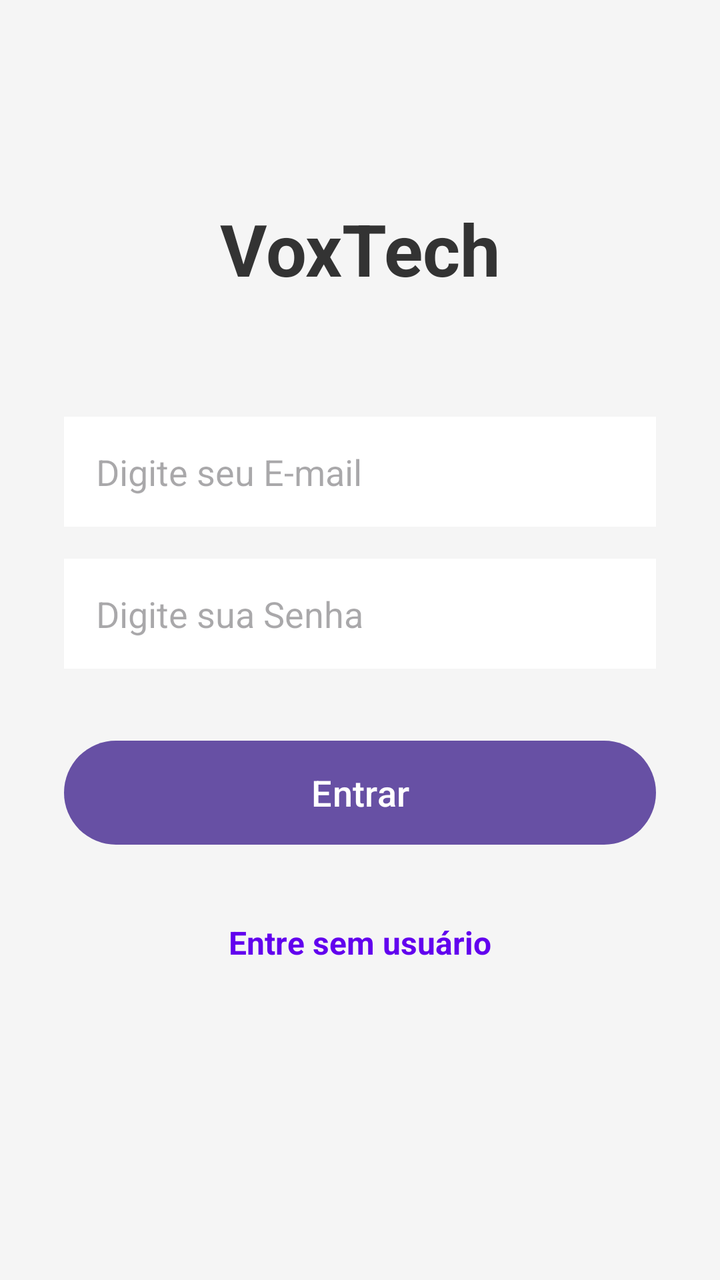
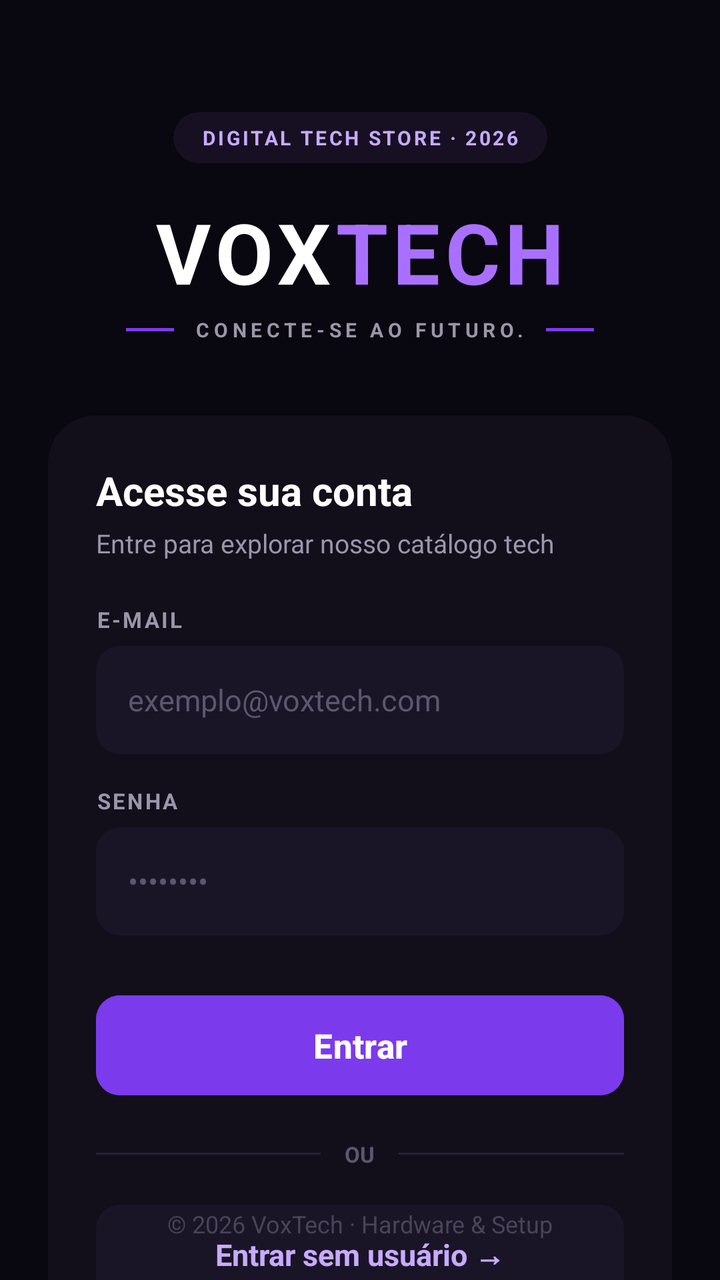

An Android layout rendered at two revisions. The XML below is the earlier revision; the diff shows what the commit changed to produce the second picture.
<!-- AndroidManifest.xml: application theme Theme.Voxtech -->
<!-- res/layout/activity_main.xml -->
<?xml version="1.0" encoding="utf-8"?>
<androidx.constraintlayout.widget.ConstraintLayout xmlns:android="http://schemas.android.com/apk/res/android"
    xmlns:app="http://schemas.android.com/apk/res-auto"
    xmlns:tools="http://schemas.android.com/tools"
    android:id="@+id/main"
    android:layout_width="match_parent"
    android:layout_height="match_parent"
    android:background="#F5F5F5"
    tools:context=".MainActivity">

    
    <TextView
        android:id="@+id/textView"
        android:layout_width="wrap_content"
        android:layout_height="wrap_content"
        android:layout_marginTop="100dp"
        android:text="VoxTech"
        android:textColor="#333333"
        android:textSize="36sp"
        android:textStyle="bold"
        app:layout_constraintEnd_toEndOf="parent"
        app:layout_constraintStart_toStartOf="parent"
        app:layout_constraintTop_toTopOf="parent" />

    
    <EditText
        android:id="@+id/editTextTextEmailAddress"
        android:layout_width="0dp"
        android:layout_height="55dp"
        android:layout_marginStart="32dp"
        android:layout_marginTop="60dp"
        android:layout_marginEnd="32dp"
        android:background="#FFFFFF"
        android:ems="10"
        android:hint="Digite seu E-mail"
        android:inputType="textEmailAddress"
        android:paddingStart="16dp"
        android:paddingEnd="16dp"
        app:layout_constraintEnd_toEndOf="parent"
        app:layout_constraintStart_toStartOf="parent"
        app:layout_constraintTop_toBottomOf="@+id/textView" />

    
    <EditText
        android:id="@+id/editTextTextPassword"
        android:layout_width="0dp"
        android:layout_height="55dp"
        android:layout_marginStart="32dp"
        android:layout_marginTop="16dp"
        android:layout_marginEnd="32dp"
        android:background="#FFFFFF"
        android:ems="10"
        android:hint="Digite sua Senha"
        android:inputType="textPassword"
        android:paddingStart="16dp"
        android:paddingEnd="16dp"
        app:layout_constraintEnd_toEndOf="parent"
        app:layout_constraintStart_toStartOf="parent"
        app:layout_constraintTop_toBottomOf="@+id/editTextTextEmailAddress" />

    
    <Button
        android:id="@+id/button"
        android:layout_width="0dp"
        android:layout_height="60dp"
        android:layout_marginStart="32dp"
        android:layout_marginTop="32dp"
        android:layout_marginEnd="32dp"
        android:text="Entrar"
        android:textSize="18sp"
        app:layout_constraintEnd_toEndOf="parent"
        app:layout_constraintStart_toStartOf="parent"
        app:layout_constraintTop_toBottomOf="@+id/editTextTextPassword" />

    
    <TextView
        android:id="@+id/textView2"
        android:layout_width="wrap_content"
        android:layout_height="wrap_content"
        android:layout_marginTop="24dp"
        android:padding="10dp"
        android:text="Entre sem usuário"
        android:textColor="#6200EE"
        android:textSize="16sp"
        android:textStyle="bold"
        app:layout_constraintEnd_toEndOf="parent"
        app:layout_constraintStart_toStartOf="parent"
        app:layout_constraintTop_toBottomOf="@+id/button" />

</androidx.constraintlayout.widget.ConstraintLayout>
<!-- resources referenced by this layout -->
<resources>
  <style name="Theme.Voxtech" parent="Base.Theme.Voxtech" />
  <style name="Base.Theme.Voxtech" parent="Theme.Material3.DayNight.NoActionBar">
          
          
      </style>
</resources>

<!-- the commit's change to res/layout/activity_main.xml (unified diff, before → after) -->
@@ -5,86 +5,289 @@
     android:id="@+id/main"
     android:layout_width="match_parent"
     android:layout_height="match_parent"
-    android:background="#F5F5F5"
+    android:background="#09070F"
     tools:context=".MainActivity">
 
     
+    <androidx.cardview.widget.CardView
+        android:id="@+id/badgeStore"
+        android:layout_width="wrap_content"
+        android:layout_height="wrap_content"
+        android:layout_marginTop="56dp"
+        app:cardBackgroundColor="#171023"
+        app:cardCornerRadius="20dp"
+        app:cardElevation="0dp"
+        app:layout_constraintEnd_toEndOf="parent"
+        app:layout_constraintStart_toStartOf="parent"
+        app:layout_constraintTop_toTopOf="parent">
+
+        <TextView
+            android:layout_width="wrap_content"
+            android:layout_height="wrap_content"
+            android:letterSpacing="0.12"
+            android:paddingStart="14dp"
+            android:paddingTop="6dp"
+            android:paddingEnd="14dp"
+            android:paddingBottom="6dp"
+            android:text="DIGITAL TECH STORE · 2026"
+            android:textColor="#C8AAFF"
+            android:textSize="10sp"
+            android:textStyle="bold" />
+    </androidx.cardview.widget.CardView>
+
+    
+    <LinearLayout
+        android:id="@+id/layoutLogo"
+        android:layout_width="wrap_content"
+        android:layout_height="wrap_content"
+        android:layout_marginTop="16dp"
+        android:gravity="center"
+        android:orientation="horizontal"
+        app:layout_constraintEnd_toEndOf="parent"
+        app:layout_constraintStart_toStartOf="parent"
+        app:layout_constraintTop_toBottomOf="@+id/badgeStore">
+
+        <TextView
+            android:id="@+id/textView"
+            android:layout_width="wrap_content"
+            android:layout_height="wrap_content"
+            android:letterSpacing="0.06"
+            android:text="VOX"
+            android:textColor="#FFFFFF"
+            android:textSize="42sp"
+            android:textStyle="bold" />
+
+        <TextView
+            android:layout_width="wrap_content"
+            android:layout_height="wrap_content"
+            android:letterSpacing="0.06"
+            android:text="TECH"
+            android:textColor="#A970FF"
+            android:textSize="42sp"
+            android:textStyle="bold" />
+    </LinearLayout>
+
+    
+    <LinearLayout
+        android:id="@+id/layoutSlogan"
+        android:layout_width="wrap_content"
+        android:layout_height="wrap_content"
+        android:layout_marginTop="4dp"
+        android:gravity="center_vertical"
+        android:orientation="horizontal"
+        app:layout_constraintEnd_toEndOf="parent"
+        app:layout_constraintStart_toStartOf="parent"
+        app:layout_constraintTop_toBottomOf="@+id/layoutLogo">
+
+        <View
+            android:layout_width="24dp"
+            android:layout_height="1.5dp"
+            android:layout_marginEnd="10dp"
+            android:background="#7C3AED" />
+
+        <TextView
+            android:layout_width="wrap_content"
+            android:layout_height="wrap_content"
+            android:letterSpacing="0.22"
+            android:text="CONECTE-SE AO FUTURO."
+            android:textColor="#9D95AA"
+            android:textSize="10sp"
+            android:textStyle="bold" />
+
+        <View
+            android:layout_width="24dp"
+            android:layout_height="1.5dp"
+            android:layout_marginStart="10dp"
+            android:background="#7C3AED" />
+    </LinearLayout>
+
+    
+    <androidx.cardview.widget.CardView
+        android:id="@+id/cardContainerLogin"
+        android:layout_width="0dp"
+        android:layout_height="wrap_content"
+        android:layout_marginStart="24dp"
+        android:layout_marginTop="36dp"
+        android:layout_marginEnd="24dp"
+        app:cardBackgroundColor="#120F1B"
+        app:cardCornerRadius="24dp"
+        app:cardElevation="0dp"
+        app:layout_constraintEnd_toEndOf="parent"
+        app:layout_constraintStart_toStartOf="parent"
+        app:layout_constraintTop_toBottomOf="@+id/layoutSlogan">
+
+        <LinearLayout
+            android:layout_width="match_parent"
+            android:layout_height="wrap_content"
+            android:orientation="vertical"
+            android:padding="24dp">
+
+            <TextView
+                android:layout_width="wrap_content"
+                android:layout_height="wrap_content"
+                android:text="Acesse sua conta"
+                android:textColor="#FFFFFF"
+                android:textSize="20sp"
+                android:textStyle="bold" />
+
+            <TextView
+                android:layout_width="wrap_content"
+                android:layout_height="wrap_content"
+                android:layout_marginTop="4dp"
+                android:text="Entre para explorar nosso catálogo tech"
+                android:textColor="#9D95AA"
+                android:textSize="13sp" />
+
+            
+            <TextView
+                android:layout_width="wrap_content"
+                android:layout_height="wrap_content"
+                android:layout_marginTop="22dp"
+                android:letterSpacing="0.1"
+                android:text="E-MAIL"
+                android:textColor="#9D95AA"
+                android:textSize="11sp"
+                android:textStyle="bold" />
+
+            
+            <androidx.cardview.widget.CardView
+                android:id="@+id/cardEmail"
+                android:layout_width="match_parent"
+                android:layout_height="54dp"
+                android:layout_marginTop="6dp"
+                app:cardBackgroundColor="#1A1526"
+                app:cardCornerRadius="12dp"
+                app:cardElevation="0dp">
+
+                <EditText
+                    android:id="@+id/editTextTextEmailAddress"
+                    android:layout_width="match_parent"
+                    android:layout_height="match_parent"
+                    android:background="@android:color/transparent"
+                    android:hint="exemplo@voxtech.com"
+                    android:inputType="textEmailAddress"
+                    android:paddingStart="16dp"
+                    android:paddingEnd="16dp"
+                    android:textColor="#FFFFFF"
+                    android:textColorHint="#5E566E"
+                    android:textSize="15sp" />
+            </androidx.cardview.widget.CardView>
+
+            
+            <TextView
+                android:layout_width="wrap_content"
+                android:layout_height="wrap_content"
+                android:layout_marginTop="16dp"
+                android:letterSpacing="0.1"
+                android:text="SENHA"
+                android:textColor="#9D95AA"
+                android:textSize="11sp"
+                android:textStyle="bold" />
+
+            
+            <androidx.cardview.widget.CardView
+                android:id="@+id/cardSenha"
+                android:layout_width="match_parent"
+                android:layout_height="54dp"
+                android:layout_marginTop="6dp"
+                app:cardBackgroundColor="#1A1526"
+                app:cardCornerRadius="12dp"
+                app:cardElevation="0dp">
+
+                <EditText
+                    android:id="@+id/editTextTextPassword"
+                    android:layout_width="match_parent"
+                    android:layout_height="match_parent"
+                    android:background="@android:color/transparent"
+                    android:hint="••••••••"
+                    android:inputType="textPassword"
+                    android:paddingStart="16dp"
+                    android:paddingEnd="16dp"
+                    android:textColor="#FFFFFF"
+                    android:textColorHint="#5E566E"
+                    android:textSize="15sp" />
+            </androidx.cardview.widget.CardView>
+
+            
+            <Button
+                android:id="@+id/button"
+                android:layout_width="match_parent"
+                android:layout_height="58dp"
+                android:layout_marginTop="26dp"
+                android:backgroundTint="#7C3AED"
+                android:text="Entrar"
+                android:textColor="#FFFFFF"
+                android:textSize="17sp"
+                android:textStyle="bold"
+                app:cornerRadius="12dp" />
+
+            
+            <LinearLayout
+                android:layout_width="match_parent"
+                android:layout_height="wrap_content"
+                android:layout_marginTop="18dp"
+                android:layout_marginBottom="18dp"
+                android:gravity="center_vertical"
+                android:orientation="horizontal">
+
+                <View
+                    android:layout_width="0dp"
+                    android:layout_height="1dp"
+                    android:layout_weight="1"
+                    android:background="#282133" />
+
+                <TextView
+                    android:layout_width="wrap_content"
+                    android:layout_height="wrap_content"
+                    android:paddingStart="12dp"
+                    android:paddingEnd="12dp"
+                    android:text="OU"
+                    android:textColor="#5E566E"
+                    android:textSize="11sp"
+                    android:textStyle="bold" />
+
+                <View
+                    android:layout_width="0dp"
+                    android:layout_height="1dp"
+                    android:layout_weight="1"
+                    android:background="#282133" />
+            </LinearLayout>
+
+            
+            <androidx.cardview.widget.CardView
+                android:layout_width="match_parent"
+                android:layout_height="50dp"
+                app:cardBackgroundColor="#1A1526"
+                app:cardCornerRadius="12dp"
+                app:cardElevation="0dp">
+
+                <TextView
+                    android:id="@+id/textView2"
+                    android:layout_width="match_parent"
+                    android:layout_height="match_parent"
+                    android:background="?android:attr/selectableItemBackground"
+                    android:clickable="true"
+                    android:focusable="true"
+                    android:gravity="center"
+                    android:text="Entrar sem usuário →"
+                    android:textColor="#C8AAFF"
+                    android:textSize="15sp"
+                    android:textStyle="bold" />
+            </androidx.cardview.widget.CardView>
+
+        </LinearLayout>
+    </androidx.cardview.widget.CardView>
+
+    
     <TextView
-        android:id="@+id/textView"
-        android:layout_width="wrap_content"
-        android:layout_height="wrap_content"
-        android:layout_marginTop="100dp"
-        android:text="VoxTech"
-        android:textColor="#333333"
-        android:textSize="36sp"
-        android:textStyle="bold"
-        app:layout_constraintEnd_toEndOf="parent"
-        app:layout_constraintStart_toStartOf="parent"
-        app:layout_constraintTop_toTopOf="parent" />
-
-    
-    <EditText
-        android:id="@+id/editTextTextEmailAddress"
-        android:layout_width="0dp"
-        android:layout_height="55dp"
-        android:layout_marginStart="32dp"
-        android:layout_marginTop="60dp"
-        android:layout_marginEnd="32dp"
-        android:background="#FFFFFF"
-        android:ems="10"
-        android:hint="Digite seu E-mail"
-        android:inputType="textEmailAddress"
-        android:paddingStart="16dp"
-        android:paddingEnd="16dp"
-        app:layout_constraintEnd_toEndOf="parent"
-        app:layout_constraintStart_toStartOf="parent"
-        app:layout_constraintTop_toBottomOf="@+id/textView" />
-
-    
-    <EditText
-        android:id="@+id/editTextTextPassword"
-        android:layout_width="0dp"
-        android:layout_height="55dp"
-        android:layout_marginStart="32dp"
-        android:layout_marginTop="16dp"
-        android:layout_marginEnd="32dp"
-        android:background="#FFFFFF"
-        android:ems="10"
-        android:hint="Digite sua Senha"
-        android:inputType="textPassword"
-        android:paddingStart="16dp"
-        android:paddingEnd="16dp"
-        app:layout_constraintEnd_toEndOf="parent"
-        app:layout_constraintStart_toStartOf="parent"
-        app:layout_constraintTop_toBottomOf="@+id/editTextTextEmailAddress" />
-
-    
-    <Button
-        android:id="@+id/button"
-        android:layout_width="0dp"
-        android:layout_height="60dp"
-        android:layout_marginStart="32dp"
-        android:layout_marginTop="32dp"
-        android:layout_marginEnd="32dp"
-        android:text="Entrar"
-        android:textSize="18sp"
-        app:layout_constraintEnd_toEndOf="parent"
-        app:layout_constraintStart_toStartOf="parent"
-        app:layout_constraintTop_toBottomOf="@+id/editTextTextPassword" />
-
-    
-    <TextView
-        android:id="@+id/textView2"
-        android:layout_width="wrap_content"
-        android:layout_height="wrap_content"
-        android:layout_marginTop="24dp"
-        android:padding="10dp"
-        android:text="Entre sem usuário"
-        android:textColor="#6200EE"
-        android:textSize="16sp"
-        android:textStyle="bold"
-        app:layout_constraintEnd_toEndOf="parent"
-        app:layout_constraintStart_toStartOf="parent"
-        app:layout_constraintTop_toBottomOf="@+id/button" />
+        android:layout_width="wrap_content"
+        android:layout_height="wrap_content"
+        android:layout_marginBottom="20dp"
+        android:text="© 2026 VoxTech · Hardware &amp; Setup"
+        android:textColor="#4B4359"
+        android:textSize="12sp"
+        app:layout_constraintBottom_toBottomOf="parent"
+        app:layout_constraintEnd_toEndOf="parent"
+        app:layout_constraintStart_toStartOf="parent" />
 
 </androidx.constraintlayout.widget.ConstraintLayout>
